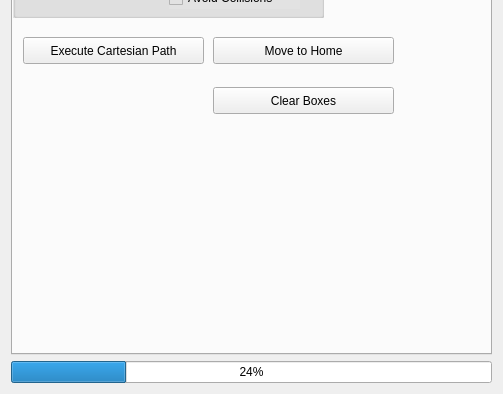
Before: the Qt Designer form moveit_cartesian_plan_plugin/src/widgets/path_planning_widget.ui in peanut-robotics/fermi, drawn with Qt 5; both pictures show x 0 to 503 and y 250 to 644 of the 503 by 644 pixel window.
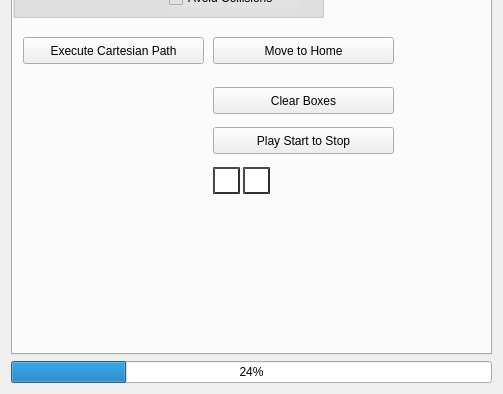
After: the same form once the commit is applied. The open tabs and pages were chosen to show the change.

Commit message: Add button to plan from a start to stop index

What changed in the file:
```diff
--- a/moveit_cartesian_plan_plugin/src/widgets/path_planning_widget.ui
+++ b/moveit_cartesian_plan_plugin/src/widgets/path_planning_widget.ui
@@ -512,6 +512,49 @@
 								<string>Clear Boxes</string>
 							</property>
 						</widget>
+						<widget class="QPushButton" name="playSubset_btn">
+							<property name="geometry">
+								<rect>
+									<x>200</x>
+									<y>340</y>
+									<width>181</width>
+									<height>27</height>
+								</rect>
+							</property>
+							<property name="text">
+								<string>Play Start to Stop</string>
+							</property>
+						</widget>
+						<widget class="QLineEdit" name="start_idx">
+							<property name="styleSheet">
+								<string notr="true">border-style: outset;
+											border-width: 2px;
+											border-color :rgb(48, 48, 48)</string>
+							</property>
+							<property name="geometry">
+								<rect>
+									<x>200</x>
+									<y>380</y>
+									<width>27</width>
+									<height>27</height>
+								</rect>
+							</property>
+						</widget>
+						<widget class="QLineEdit" name="stop_idx">
+							<property name="styleSheet">
+								<string notr="true">border-style: outset;
+											border-width: 2px;
+											border-color :rgb(48, 48, 48)</string>
+							</property>
+							<property name="geometry">
+								<rect>
+									<x>230</x>
+									<y>380</y>
+									<width>27</width>
+									<height>27</height>
+								</rect>
+							</property>
+						</widget>
 					</widget>
 					<widget class="QWidget" name="tab_3">
 						<attribute name="title">
```
The commit also changes 4 other files.
